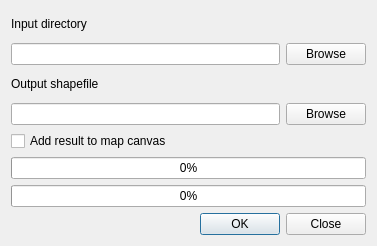
alexbruy/mergeshapes, file mergeshapesdialogbase.ui: the form before one commit.
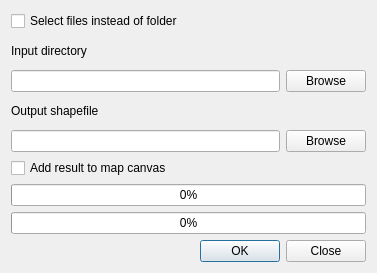
The form after the commit.

Commit message: now user can select folder with files or files in folder

What changed in the file:
```diff
--- a/mergeshapesdialogbase.ui
+++ b/mergeshapesdialogbase.ui
@@ -7,13 +7,20 @@
     <x>0</x>
     <y>0</y>
     <width>377</width>
-    <height>246</height>
+    <height>273</height>
    </rect>
   </property>
   <property name="windowTitle">
    <string>Merge shapefiles</string>
   </property>
   <layout class="QVBoxLayout" name="verticalLayout">
+   <item>
+    <widget class="QCheckBox" name="chkListMode">
+     <property name="text">
+      <string>Select files instead of folder</string>
+     </property>
+    </widget>
+   </item>
    <item>
     <widget class="QLabel" name="label">
      <property name="text">
```
The commit also changes 3 other files.
